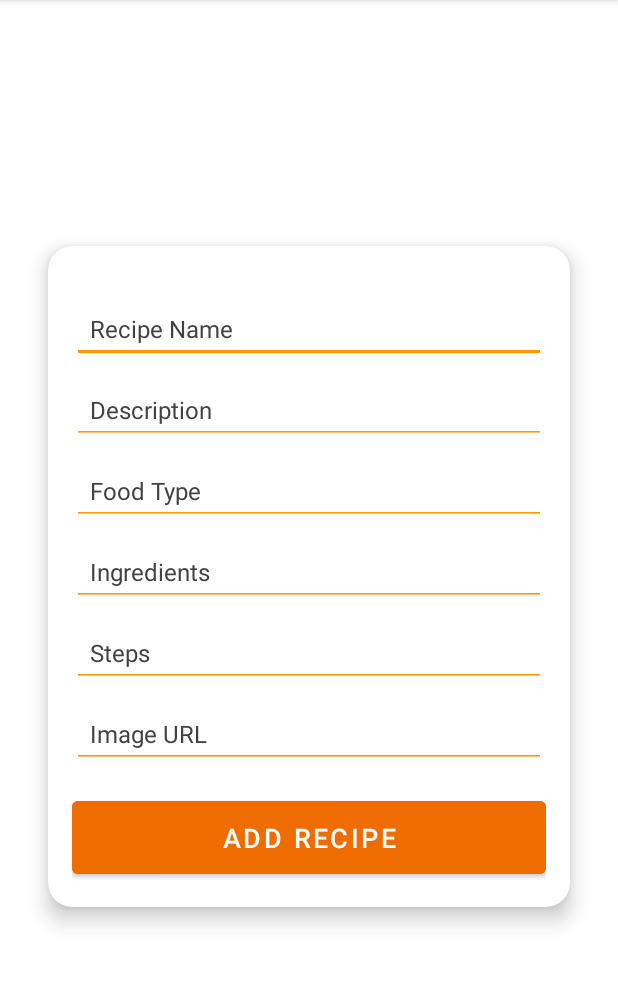
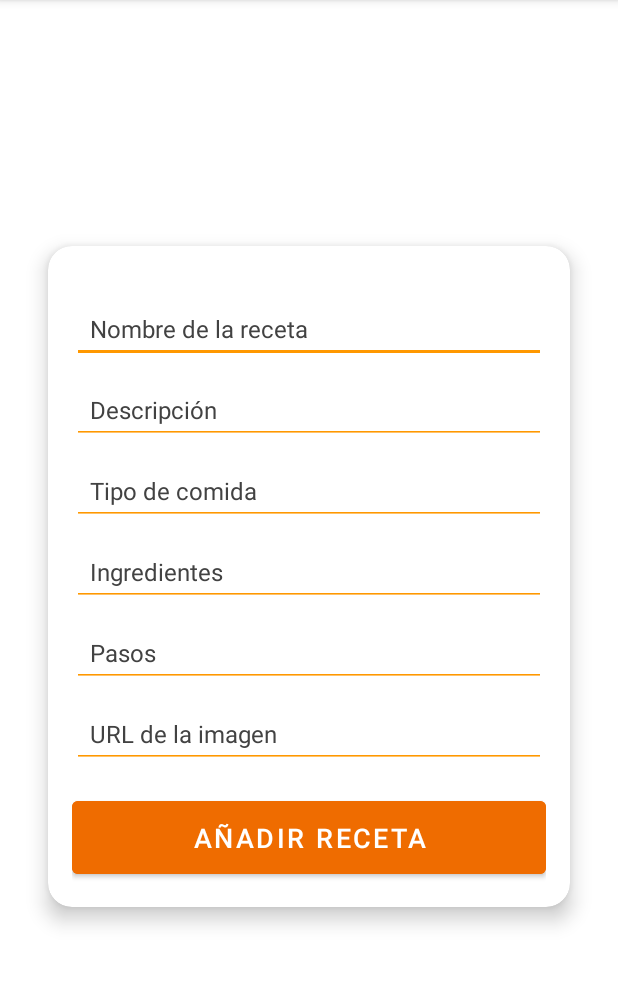
Before and after one commit to Bl4nc018/SaborExpress, an Android app: the AddRecipeActivity screen opened directly, with no data from a screen before it, on a phone screen of 412 x 824 dp, the part 84-1072 px from its top. Run offline under Robolectric (Android 15) with nearby library versions, the phone set to English and light mode, and no system bars; our stand-ins replace Volley; network calls fail.

Commit message:
Solucionado un problema de los campos.

```diff
--- a/SaborExpress_App/app/src/main/res/layout/activity_add_recipe.xml
+++ b/SaborExpress_App/app/src/main/res/layout/activity_add_recipe.xml
@@ -32,7 +32,7 @@
                 android:layout_width="0dp"
                 android:layout_height="wrap_content"
                 android:layout_marginTop="16dp"
-                android:hint="Recipe Name"
+                android:hint="Nombre de la receta"
                 android:padding="12dp"
                 android:backgroundTint="@color/orange_500"
                 android:textColor="@color/black"
@@ -48,7 +48,7 @@
                 android:layout_width="0dp"
                 android:layout_height="wrap_content"
                 android:layout_marginTop="8dp"
-                android:hint="Description"
+                android:hint="Descripción"
                 android:padding="12dp"
                 android:backgroundTint="@color/orange_500"
                 android:textColor="@color/black"
@@ -64,7 +64,7 @@
                 android:layout_width="0dp"
                 android:layout_height="wrap_content"
                 android:layout_marginTop="8dp"
-                android:hint="Food Type"
+                android:hint="Tipo de comida"
                 android:padding="12dp"
                 android:backgroundTint="@color/orange_500"
                 android:textColor="@color/black"
@@ -80,7 +80,7 @@
                 android:layout_width="0dp"
                 android:layout_height="wrap_content"
                 android:layout_marginTop="8dp"
-                android:hint="Ingredients"
+                android:hint="Ingredientes"
                 android:padding="12dp"
                 android:backgroundTint="@color/orange_500"
                 android:textColor="@color/black"
@@ -96,7 +96,7 @@
                 android:layout_width="0dp"
                 android:layout_height="wrap_content"
                 android:layout_marginTop="8dp"
-                android:hint="Steps"
+                android:hint="Pasos"
                 android:padding="12dp"
                 android:backgroundTint="@color/orange_500"
                 android:textColor="@color/black"
@@ -112,7 +112,7 @@
                 android:layout_width="0dp"
                 android:layout_height="wrap_content"
                 android:layout_marginTop="8dp"
-                android:hint="Image URL"
+                android:hint="URL de la imagen"
                 android:padding="12dp"
                 android:backgroundTint="@color/orange_500"
                 android:textColor="@color/black"
@@ -128,7 +128,7 @@
                 android:layout_width="0dp"
                 android:layout_height="wrap_content"
                 android:layout_marginTop="16dp"
-                android:text="Add Recipe"
+                android:text="Añadir receta"
                 android:textSize="18sp"
                 android:textColor="@android:color/white"
                 android:backgroundTint="@color/orange_700"
```
Also changed, not shown: 1 other file.
